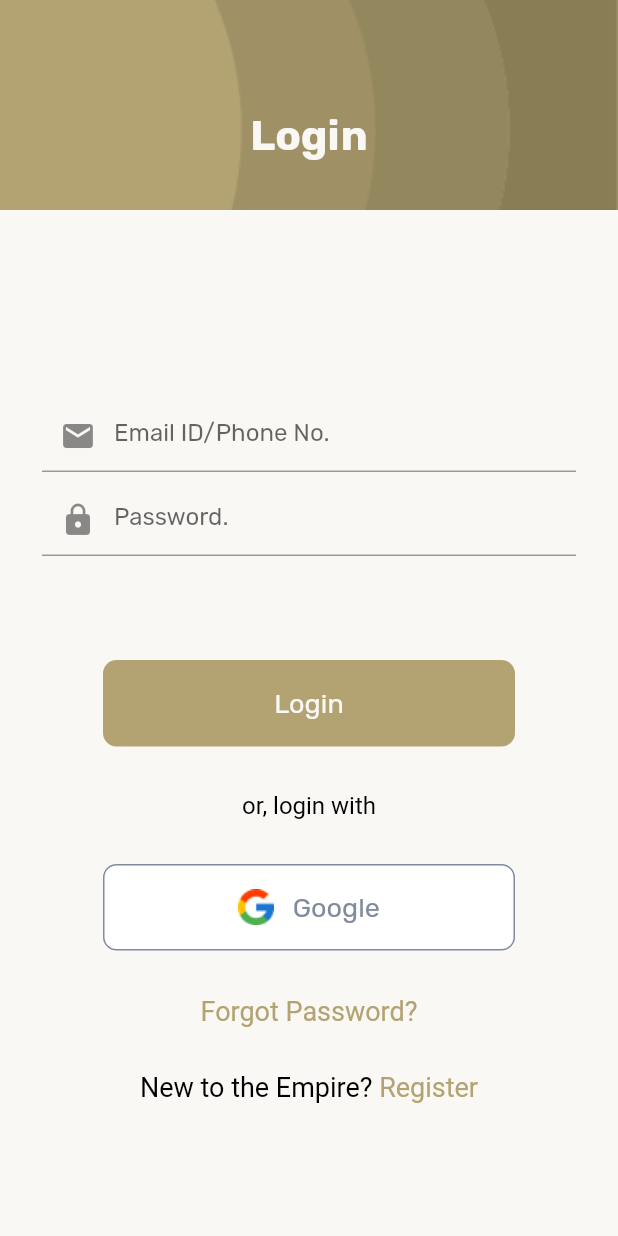
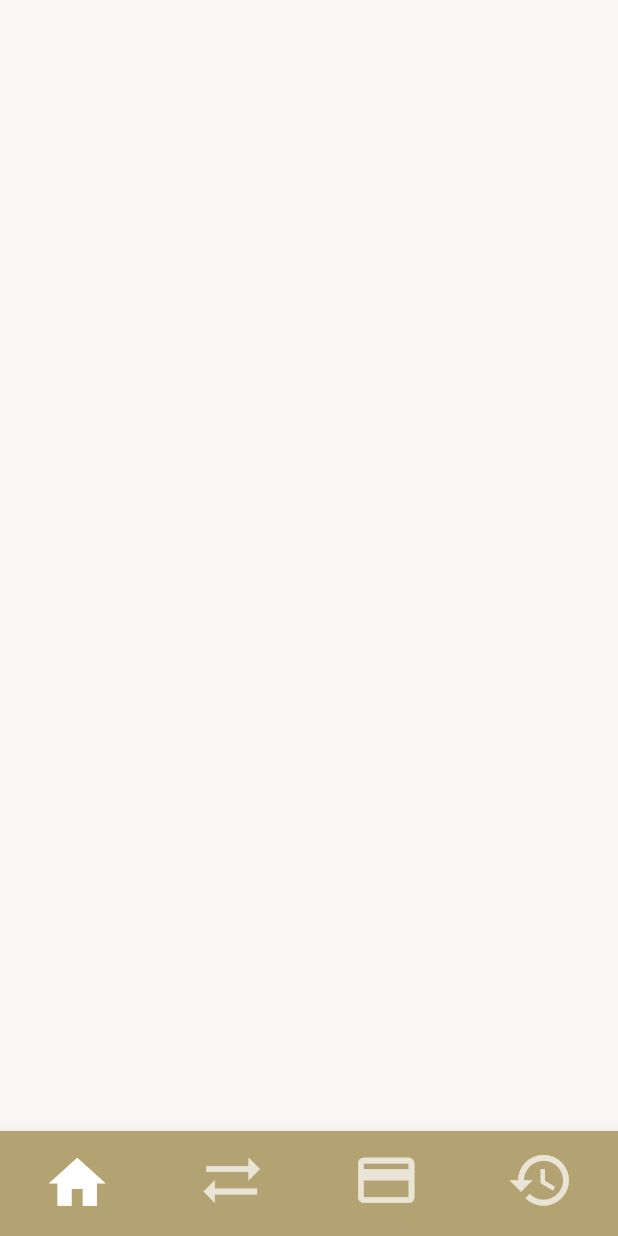
Before and after one commit to FarazAfridi392/theEmpire, a Flutter app: the screen it shows after launch, after a tap on "Login", on a phone screen of 412 x 824 dp. Run offline on Flutter 3.47's test engine with Material 2 defaults, Android fonts, the light colour scheme and no system bars; our stand-ins replace sizer; Roboto replaces fonts that are missing (Rubik-Medium, Rubik-Meduim, Rubik-Regular).

Commit message:
bottom bar

```diff
--- a/lib/main.dart
+++ b/lib/main.dart
@@ -1,4 +1,5 @@
 import 'package:flutter/material.dart';
+import 'package:sizer/sizer.dart';
 import 'package:the_empire/screens/splash_screen.dart';
 
 void main() {
@@ -21,19 +22,15 @@ class MyApp extends StatelessWidget {
 }
 
 class MyHomePage extends StatefulWidget {
-
-
-
-
   @override
   State<MyHomePage> createState() => _MyHomePageState();
 }
 
 class _MyHomePageState extends State<MyHomePage> {
-
-
   @override
   Widget build(BuildContext context) {
+    return Sizer(
+      builder: (context, orientation, deviceType) {
         return MaterialApp(
           title: 'The Empire',
           debugShowCheckedModeBanner: false,
@@ -45,5 +42,7 @@ class _MyHomePageState extends State<MyHomePage> {
           ),
           home: SplashScreen(),
         );
+      },
+    );
   }
 }
--- a/lib/screens/Authentication/components/google_button.dart
+++ b/lib/screens/Authentication/components/google_button.dart
@@ -1,5 +1,6 @@
 import 'package:flutter/material.dart';
 import 'package:the_empire/app_properties.dart';
+import 'package:the_empire/screens/Main/main.dart';
 class GoogleButton extends StatelessWidget {
   const GoogleButton();
 
@@ -9,8 +10,8 @@ class GoogleButton extends StatelessWidget {
     double height = MediaQuery.of(context).size.height;
     return InkWell(
       onTap: () {
-        // Navigator.of(context)
-        //     .push(MaterialPageRoute(builder: (_) => RegisterPage()));
+        Navigator.of(context)
+            .push(MaterialPageRoute(builder: (_) => Main()));
       },
       child: Container(
         width: width / 1.5,
--- a/lib/screens/Authentication/login_screen.dart
+++ b/lib/screens/Authentication/login_screen.dart
@@ -5,6 +5,7 @@ import 'package:the_empire/custom_appbar.dart';
 import 'package:the_empire/screens/Authentication/components/google_button.dart';
 import 'package:the_empire/screens/Authentication/forgot_password_screen.dart';
 import 'package:the_empire/screens/Authentication/signup_screen.dart';
+import 'package:the_empire/screens/Main/main.dart';
 
 class LoginScreen extends StatefulWidget {
   @override
@@ -56,8 +57,9 @@ class _LoginScreenState extends State<LoginScreen> {
     );
     Widget loginButton = InkWell(
       onTap: () {
-        // Navigator.of(context)
-        //     .push(MaterialPageRoute(builder: (_) => SignUpScreen()));
+
+        Navigator.of(context)
+            .push(MaterialPageRoute(builder: (_) => Main()));
       },
       child: Container(
         width: MediaQuery.of(context).size.width / 1.5,
--- /dev/null
+++ b/lib/screens/dashboard/dashboard_screen.dart
@@ -0,0 +1,19 @@
+import 'package:flutter/material.dart';
+import 'package:the_empire/app_properties.dart';
+
+class DashboardScreen extends StatefulWidget {
+  const DashboardScreen({Key? key}) : super(key: key);
+
+  @override
+  _DashboardScreenState createState() => _DashboardScreenState();
+}
+
+class _DashboardScreenState extends State<DashboardScreen> {
+  @override
+  Widget build(BuildContext context) {
+    return Scaffold(
+      backgroundColor: backgroundColor,
+      body: Container(),
+    );
+  }
+}
--- /dev/null
+++ b/lib/screens/main/components/custom_bottomBar.dart
@@ -0,0 +1,101 @@
+import 'package:flutter/material.dart';
+import 'package:sizer/sizer.dart';
+import 'package:the_empire/app_properties.dart';
+
+
+
+class CustomBottomBar extends StatefulWidget {
+  TabController controller;
+
+  CustomBottomBar({Key? key, required this.controller}) : super(key: key);
+
+  @override
+  _CustomBottomBarState createState() => _CustomBottomBarState();
+}
+
+class _CustomBottomBarState extends State<CustomBottomBar> {
+  @override
+  Widget build(BuildContext context) {
+    final screenHeight = MediaQuery.of(context).size.height;
+    return BottomAppBar(
+      color: brown,
+      child: Row(
+        mainAxisAlignment: MainAxisAlignment.spaceAround,
+        children: <Widget>[
+          Container(
+            height: screenHeight * 0.08,
+            child: FittedBox(
+              child: IconButton(
+                color:
+                    widget.controller.index == 0 ? Colors.white : Colors.white70,
+                iconSize: 25.sp,
+                icon: const Icon(Icons.home),
+                onPressed: () {
+                  setState(() {
+                    widget.controller.index == 0;
+                  });
+
+                  widget.controller.animateTo(0);
+                },
+              ),
+            ),
+          ),
+          Container(
+            margin: EdgeInsets.only(bottom: 3.sp),
+            height: screenHeight * 0.08,
+            child: FittedBox(
+              child: IconButton(
+                color:
+                    widget.controller.index == 1 ? Colors.white : Colors.white70,
+                iconSize: 25.sp,
+                icon: Icon(Icons.sync_alt),
+                onPressed: () {
+                  setState(() {
+                    widget.controller.index == 1;
+                  });
+                  widget.controller.animateTo(1);
+                },
+              ),
+            ),
+          ),
+          Container(
+            margin: EdgeInsets.only(bottom: 3.sp),
+            height: screenHeight * 0.08,
+            child: FittedBox(
+              child: IconButton(
+                color:
+                    widget.controller.index == 2 ? Colors.white : Colors.white70,
+                iconSize: 25.sp,
+                icon: const Icon(Icons.payment),
+                onPressed: () {
+                  setState(() {
+                    widget.controller.index == 2;
+                  });
+                  widget.controller.animateTo(2);
+                },
+              ),
+            ),
+          ),
+          Container(
+            margin: EdgeInsets.only(bottom: 3.sp),
+            height: screenHeight * 0.08,
+            child: FittedBox(
+              child: IconButton(
+                color:
+                    widget.controller.index == 3 ? Colors.white : Colors.white70,
+                iconSize: 25.sp,
+                icon: const Icon(Icons.history),
+                onPressed: () {
+                  setState(() {
+                    widget.controller.index == 3;
+                  });
+                  widget.controller.animateTo(3);
+                },
+              ),
+            ),
+          ),
+        ],
+      ),
+    );
+  }
+}
--- /dev/null
+++ b/lib/screens/main/main.dart
@@ -0,0 +1,47 @@
+import 'package:flutter/material.dart';
+import 'package:the_empire/app_properties.dart';
+import 'package:the_empire/screens/Authentication/forgot_password_screen.dart';
+import 'package:the_empire/screens/Authentication/login_screen.dart';
+import 'package:the_empire/screens/Authentication/signup_screen.dart';
+import 'package:the_empire/screens/Dashboard/dashboard_screen.dart';
+import 'package:the_empire/screens/Main/components/custom_bottomBar.dart';
+import 'package:the_empire/screens/money_transfer/money_transfer_screen.dart';
+import 'package:the_empire/screens/payment_method_screen.dart';
+import 'package:the_empire/screens/transaction_history_screen.dart';
+
+class Main extends StatefulWidget {
+  const Main({ Key? key }) : super(key: key);
+
+  @override
+  _DashboardScreenState createState() => _DashboardScreenState();
+}
+
+class _DashboardScreenState extends State<Main> with TickerProviderStateMixin<Main>{
+
+  late TabController bottomTabController;
+
+  @override
+  void initState() {
+    super.initState();
+
+    bottomTabController = TabController(length: 4, vsync: this);
+  }
+  @override
+  Widget build(BuildContext context) {
+    return Scaffold(
+        backgroundColor: backgroundColor,
+        bottomNavigationBar: CustomBottomBar(
+          controller: bottomTabController,
+        ),
+        body: TabBarView(
+          controller: bottomTabController,
+          children: [
+            DashboardScreen(),
+            MoneyTransferScreen(),
+            PaymentMethodScreen(),
+            TransactionHistoryScreen(),
+          ],
+        ),
+      );
+  }
+}
--- a/pubspec.yaml
+++ b/pubspec.yaml
@@ -34,6 +34,7 @@ dependencies:
   # The following adds the Cupertino Icons font to your application.
   # Use with the CupertinoIcons class for iOS style icons.
   cupertino_icons: ^1.0.2
+  sizer: ^2.0.15
 
 dev_dependencies:
   flutter_test:
```
Also changed, not shown: lib/screens/money_transfer/money_transfer_screen.dart (added, +18 -0 lines), lib/screens/payment_method_screen.dart (added, +18 -0 lines), lib/screens/transaction_history_screen.dart (added, +19 -0 lines), pubspec.lock. Lines whose indentation alone changed are shown as unchanged.
